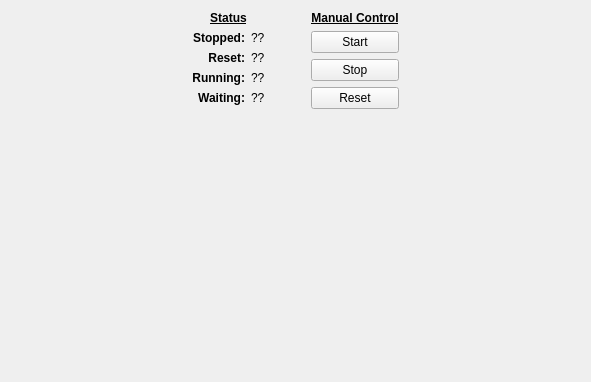
Above: pulseblaster.ui from labscript-suite-temp/labscript_devices before the change. Below: the same form after it.
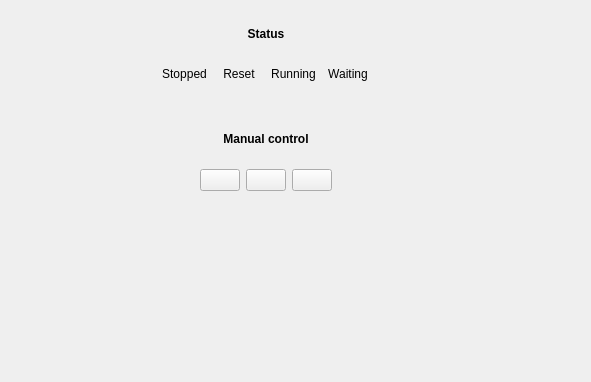
That is the form after the change.

Commit message: Added icons for PuleBlaster and PulseBlaster_No_DDS BLACS tabs

```diff
--- a/pulseblaster.ui
+++ b/pulseblaster.ui
@@ -34,7 +34,7 @@
        <item>
         <widget class="QLabel" name="label_3">
          <property name="text">
-          <string>&lt;html&gt;&lt;head/&gt;&lt;body&gt;&lt;p&gt;&lt;span style=&quot; font-weight:600; text-decoration: underline;&quot;&gt;Status&lt;/span&gt;&lt;/p&gt;&lt;/body&gt;&lt;/html&gt;</string>
+          <string>&lt;html&gt;&lt;head/&gt;&lt;body&gt;&lt;p&gt;&lt;span style=&quot; font-weight:600;&quot;&gt;Status&lt;/span&gt;&lt;/p&gt;&lt;/body&gt;&lt;/html&gt;</string>
          </property>
          <property name="alignment">
           <set>Qt::AlignCenter</set>
@@ -46,85 +46,145 @@
          <item row="0" column="0">
           <widget class="QLabel" name="label">
            <property name="text">
-            <string>&lt;html&gt;&lt;head/&gt;&lt;body&gt;&lt;p&gt;&lt;span style=&quot; font-weight:600;&quot;&gt;Stopped:&lt;/span&gt;&lt;/p&gt;&lt;/body&gt;&lt;/html&gt;</string>
+            <string>Stopped</string>
            </property>
            <property name="alignment">
-            <set>Qt::AlignRight|Qt::AlignTrailing|Qt::AlignVCenter</set>
-           </property>
-          </widget>
-         </item>
-         <item row="1" column="0">
-          <widget class="QLabel" name="label_2">
-           <property name="text">
-            <string>&lt;html&gt;&lt;head/&gt;&lt;body&gt;&lt;p&gt;&lt;span style=&quot; font-weight:600;&quot;&gt;Reset:&lt;/span&gt;&lt;/p&gt;&lt;/body&gt;&lt;/html&gt;</string>
-           </property>
-           <property name="alignment">
-            <set>Qt::AlignRight|Qt::AlignTrailing|Qt::AlignVCenter</set>
+            <set>Qt::AlignCenter</set>
            </property>
           </widget>
          </item>
          <item row="0" column="1">
-          <widget class="QLabel" name="stopped_label">
+          <widget class="QLabel" name="label_2">
            <property name="text">
-            <string>??</string>
+            <string>Reset</string>
+           </property>
+           <property name="alignment">
+            <set>Qt::AlignCenter</set>
            </property>
           </widget>
          </item>
-         <item row="2" column="0">
+         <item row="0" column="2">
           <widget class="QLabel" name="label_4">
            <property name="text">
-            <string>&lt;html&gt;&lt;head/&gt;&lt;body&gt;&lt;p&gt;&lt;span style=&quot; font-weight:600;&quot;&gt;Running:&lt;/span&gt;&lt;/p&gt;&lt;/body&gt;&lt;/html&gt;</string>
+            <string>Running</string>
            </property>
            <property name="alignment">
-            <set>Qt::AlignRight|Qt::AlignTrailing|Qt::AlignVCenter</set>
+            <set>Qt::AlignCenter</set>
            </property>
           </widget>
          </item>
-         <item row="3" column="0">
-          <widget class="QLabel" name="label_5">
+         <item row="1" column="0">
+          <widget class="QLabel" name="stopped_label">
            <property name="text">
-            <string>&lt;html&gt;&lt;head/&gt;&lt;body&gt;&lt;p&gt;&lt;span style=&quot; font-weight:600;&quot;&gt;Waiting:&lt;/span&gt;&lt;/p&gt;&lt;/body&gt;&lt;/html&gt;</string>
+            <string/>
            </property>
            <property name="alignment">
-            <set>Qt::AlignRight|Qt::AlignTrailing|Qt::AlignVCenter</set>
+            <set>Qt::AlignCenter</set>
            </property>
           </widget>
          </item>
          <item row="1" column="1">
           <widget class="QLabel" name="reset_label">
            <property name="text">
-            <string>??</string>
+            <string/>
+           </property>
+           <property name="alignment">
+            <set>Qt::AlignCenter</set>
            </property>
           </widget>
          </item>
-         <item row="2" column="1">
+         <item row="1" column="2">
           <widget class="QLabel" name="running_label">
            <property name="text">
-            <string>??</string>
+            <string/>
+           </property>
+           <property name="alignment">
+            <set>Qt::AlignCenter</set>
            </property>
           </widget>
          </item>
-         <item row="3" column="1">
+         <item row="1" column="3">
           <widget class="QLabel" name="waiting_label">
            <property name="text">
-            <string>??</string>
+            <string/>
            </property>
+           <property name="alignment">
+            <set>Qt::AlignCenter</set>
+           </property>
           </widget>
          </item>
+         <item row="0" column="3">
+          <widget class="QLabel" name="label_5">
+           <property name="text">
+            <string>Waiting</string>
+           </property>
+           <property name="alignment">
+            <set>Qt::AlignCenter</set>
+           </property>
+          </widget>
+         </item>
         </layout>
        </item>
        <item>
-        <spacer name="verticalSpacer_2">
-         <property name="orientation">
-          <enum>Qt::Vertical</enum>
+        <widget class="QLabel" name="label_6">
+         <property name="text">
+          <string>&lt;html&gt;&lt;head/&gt;&lt;body&gt;&lt;p&gt;&lt;span style=&quot; font-weight:600;&quot;&gt;Manual control&lt;/span&gt;&lt;/p&gt;&lt;/body&gt;&lt;/html&gt;</string>
          </property>
-         <property name="sizeHint" stdset="0">
-          <size>
-           <width>20</width>
-           <height>40</height>
-          </size>
+         <property name="alignment">
+          <set>Qt::AlignCenter</set>
          </property>
-        </spacer>
+        </widget>
+       </item>
+       <item>
+        <layout class="QHBoxLayout" name="horizontalLayout">
+         <item>
+          <spacer name="horizontalSpacer_4">
+           <property name="orientation">
+            <enum>Qt::Horizontal</enum>
+           </property>
+           <property name="sizeHint" stdset="0">
+            <size>
+             <width>40</width>
+             <height>20</height>
+            </size>
+           </property>
+          </spacer>
+         </item>
+         <item>
+          <widget class="QPushButton" name="start_button">
+           <property name="text">
+            <string/>
+           </property>
+          </widget>
+         </item>
+         <item>
+          <widget class="QPushButton" name="stop_button">
+           <property name="text">
+            <string/>
+           </property>
+          </widget>
+         </item>
+         <item>
+          <widget class="QPushButton" name="reset_button">
+           <property name="text">
+            <string/>
+           </property>
+          </widget>
+         </item>
+         <item>
+          <spacer name="horizontalSpacer_5">
+           <property name="orientation">
+            <enum>Qt::Horizontal</enum>
+           </property>
+           <property name="sizeHint" stdset="0">
+            <size>
+             <width>40</width>
+             <height>20</height>
+            </size>
+           </property>
+          </spacer>
+         </item>
+        </layout>
        </item>
       </layout>
      </item>
@@ -146,37 +206,6 @@
      </item>
      <item>
       <layout class="QVBoxLayout" name="verticalLayout">
-       <item>
-        <widget class="QLabel" name="label_6">
-         <property name="text">
-          <string>&lt;html&gt;&lt;head/&gt;&lt;body&gt;&lt;p&gt;&lt;span style=&quot; font-weight:600; text-decoration: underline;&quot;&gt;Manual Control&lt;/span&gt;&lt;/p&gt;&lt;/body&gt;&lt;/html&gt;</string>
-         </property>
-         <property name="alignment">
-          <set>Qt::AlignCenter</set>
-         </property>
-        </widget>
-       </item>
-       <item>
-        <widget class="QPushButton" name="start_button">
-         <property name="text">
-          <string>Start</string>
-         </property>
-        </widget>
-       </item>
-       <item>
-        <widget class="QPushButton" name="stop_button">
-         <property name="text">
-          <string>Stop</string>
-         </property>
-        </widget>
-       </item>
-       <item>
-        <widget class="QPushButton" name="reset_button">
-         <property name="text">
-          <string>Reset</string>
-         </property>
-        </widget>
-       </item>
        <item>
         <spacer name="verticalSpacer_3">
          <property name="orientation">
```
The commit also changes 2 other files.
